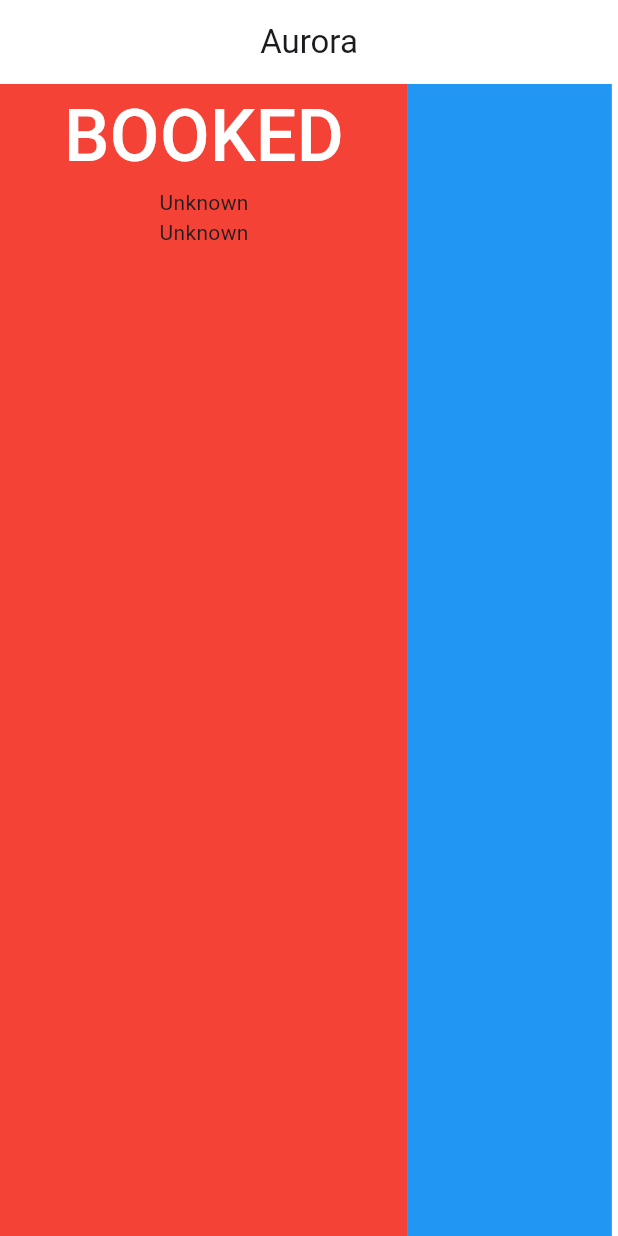
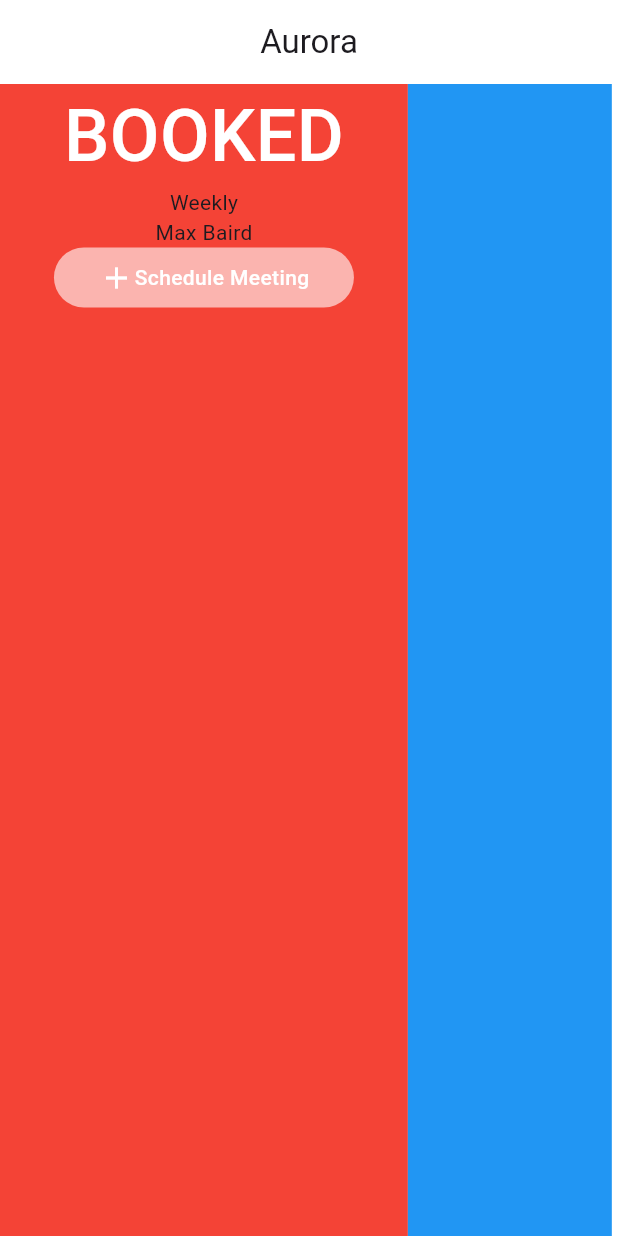
Before and after one commit to maxbaird/aurora, a Flutter app: the screen it shows after launch, on a phone screen of 412 x 824 dp. Run offline on Flutter 3.47's test engine with Material 3 defaults, Android fonts, the phone set to English and light mode, and no system bars.

Commit message:
Added schedule button.

```diff
--- a/lib/aurora/presentation/aurora.dart
+++ b/lib/aurora/presentation/aurora.dart
@@ -9,7 +9,11 @@ class Aurora extends StatelessWidget {
     final screenWidth = MediaQuery.of(context).size.width;
     return Row(
       children: [
-        const AuroraStatusPanel(roomStatus: RoomStatus.booked),
+        const AuroraStatusPanel(
+          roomStatus: RoomStatus.booked,
+          meetingName: 'Weekly',
+          hostName: 'Max Baird',
+        ),
         Container(
           color: Colors.blue,
           width: screenWidth * 0.33,
--- a/lib/core/presentation/widgets/aurora_schedule_meeting_button.dart
+++ b/lib/core/presentation/widgets/aurora_schedule_meeting_button.dart
@@ -17,12 +17,14 @@ class AuroraScheduleMeetingButton extends StatelessWidget {
     return InkWell(
       borderRadius: BorderRadius.circular(80.0),
       onTap: onTap,
+      child: Container(
+        width: 200.0,
+        decoration: BoxDecoration(
+          borderRadius: BorderRadius.circular(80.0),
+          color: kAuroraWhite.withOpacity(0.6),
+        ),
         child: Ink(
           height: 40.0,
-        decoration: BoxDecoration(
-          borderRadius: BorderRadius.circular(80.0),
-          color: kAuroraCyan.withOpacity(0.6),
-        ),
           child: Center(
               child: Row(
             mainAxisAlignment: MainAxisAlignment.center,
@@ -36,6 +38,7 @@ class AuroraScheduleMeetingButton extends StatelessWidget {
             ],
           )),
         ),
+      ),
     );
   }
 }
--- a/lib/core/presentation/widgets/aurora_status_panel.dart
+++ b/lib/core/presentation/widgets/aurora_status_panel.dart
@@ -1,5 +1,6 @@
 import 'package:aurora/core/presentation/colors.dart';
 import 'package:aurora/core/presentation/widgets/aurora_add_button.dart';
+import 'package:aurora/core/presentation/widgets/aurora_schedule_meeting_button.dart';
 import 'package:flutter/material.dart';
 
 enum RoomStatus {
@@ -92,6 +93,11 @@ class _Booked extends StatelessWidget {
         ),
         Text(meetingName),
         Text(hostName),
+        AuroraScheduleMeetingButton(
+            label: 'Schedule Meeting',
+            onTap: () {
+              print('Schedule test');
+            }),
       ],
     );
   }
```
Lines whose indentation alone changed are shown as unchanged.
